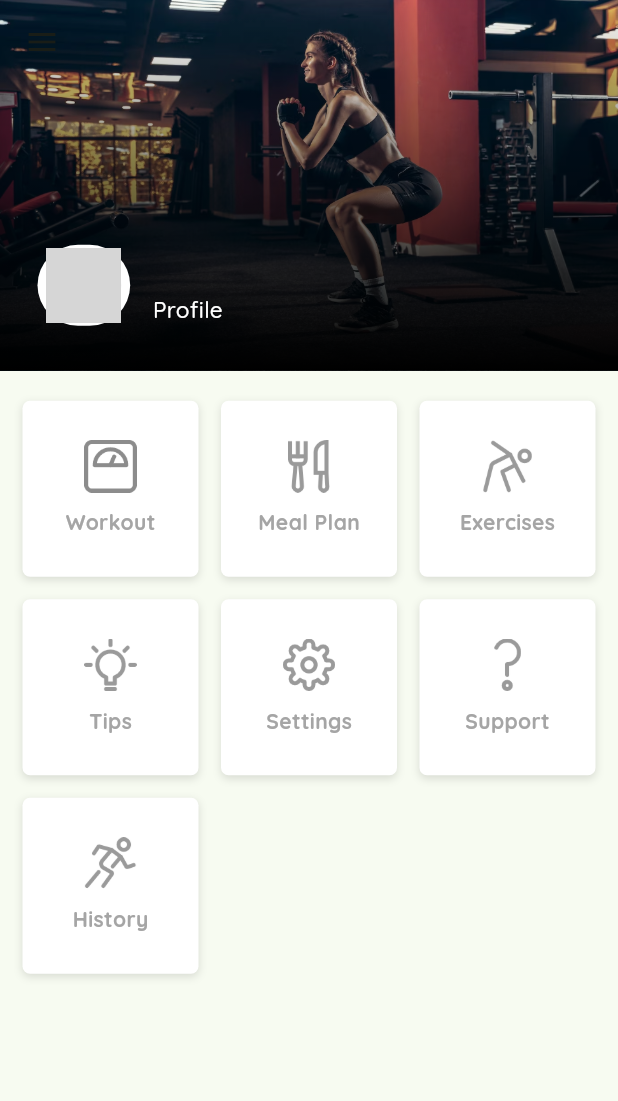
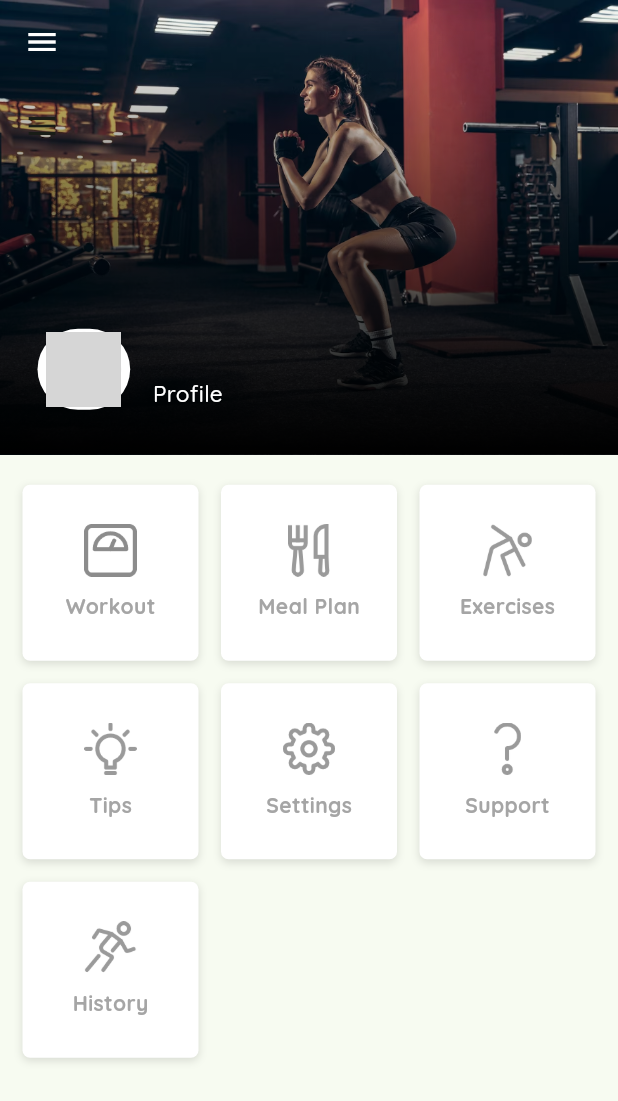
Before and after one commit to eddypencil/workouttracking3, a Flutter app: the MenuView screen opened directly, on a phone screen of 412 x 824 dp. Shown: the top 1101 px of the screen. Run offline on Flutter 3.47's test engine with Material 3 defaults, Android fonts, the light colour scheme and no system bars; drawn by our look-alikes of cached_network_image; our stand-ins replace animated_splash_screen, bloc, carousel_slider, cloud_firestore, firebase_auth, firebase_core and 15 more; accounts and stored records are empty; network calls fail; grey boxes are pictures that could not be loaded.

Commit message:
change appbar

```diff
--- a/lib/screens/EditProfile_screen.dart
+++ b/lib/screens/EditProfile_screen.dart
@@ -1,9 +1,6 @@
 import 'package:flutter/material.dart';
 import 'package:workout_tracking/screens/profile_screen.dart';
 
-void main() {
-  runApp(EditProfileApp());
-}
 
 class EditProfileApp extends StatelessWidget {
   @override
--- a/lib/view/menu/menu_view.dart
+++ b/lib/view/menu/menu_view.dart
@@ -92,6 +92,11 @@ class _MenuViewState extends State<MenuView> {
     var media = MediaQuery.sizeOf(context);
     var authCubit = AuthCubit.get(context);
     return Scaffold(
+      extendBodyBehindAppBar: true,
+      appBar: AppBar(
+        backgroundColor: Colors.transparent,
+        iconTheme: const IconThemeData(color: Colors.white),
+      ),
       drawer: Drawer(
           width: media.width,
           backgroundColor: Colors.transparent,
```
Also changed, not shown: lib/screens/setting.dart (+8 -2 lines).
